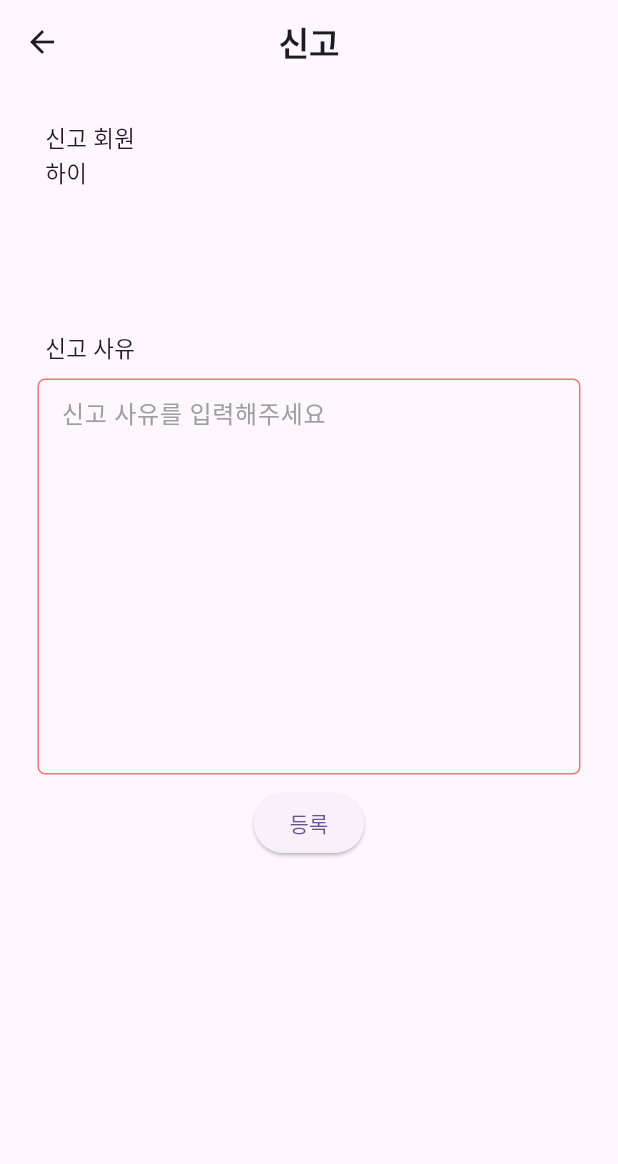
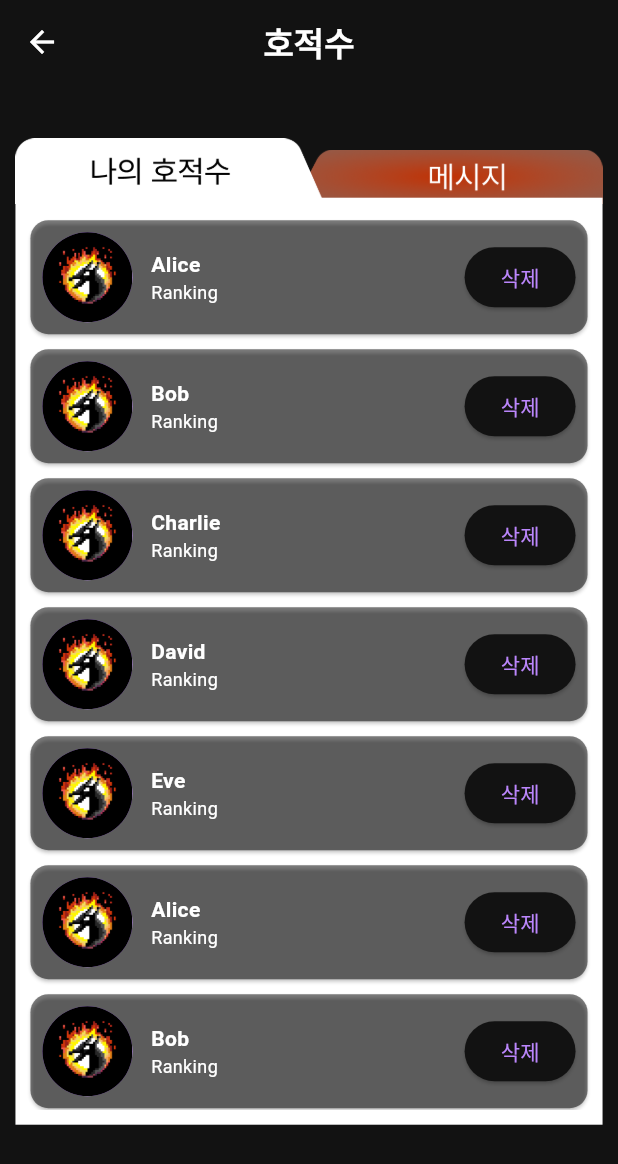
Before and after one commit to yaonggod/dragon-fire, a Flutter app: the FriendScreen screen opened directly, on a phone screen of 412 x 824 dp. Shown: the top 1164 px of the screen. Run offline on Flutter 3.47's test engine with Material 2 defaults, Android fonts, the phone set to English and light mode, and no system bars; our stand-ins replace flutter_dotenv, flutter_secure_storage, google_sign_in, lottie; missing offline and left inert: flutter_naver_login, stomp_dart_client; accounts and stored records are empty.

Commit message:
:sparkles: Feat: S09P31A209-375 친구 페이지 구현
- 친구 페이지 구현
- 버튼 아이콘 추가
- 배경 테마 변경

```diff
--- a/frontend/lib/main.dart
+++ b/frontend/lib/main.dart
@@ -17,7 +17,7 @@ class DragonG extends StatelessWidget {
     return MaterialApp(
       title: '드래곤 불',
       theme: ThemeData(
-        colorScheme: ColorScheme.fromSeed(seedColor: Colors.deepPurple),
+        colorScheme: ColorScheme.dark(),
         useMaterial3: true,
       ),
       home: const AccessScreen(),
--- a/frontend/lib/screens/friend_screen.dart
+++ b/frontend/lib/screens/friend_screen.dart
@@ -1,12 +1,8 @@
-import 'dart:convert';
-
 import 'package:flutter/material.dart';
-import 'package:frontend/screens/main_screen.dart';
-import 'package:frontend/screens/regist_screen.dart';
-import 'package:http/http.dart' as http;
 import 'package:google_sign_in/google_sign_in.dart';
 import 'package:flutter_secure_storage/flutter_secure_storage.dart';
 import 'package:flutter_naver_login/flutter_naver_login.dart';
+import 'package:http/http.dart' as http;
 import 'package:flutter_dotenv/flutter_dotenv.dart';
 
 class FriendScreen extends StatefulWidget {
@@ -17,8 +13,49 @@ class FriendScreen extends StatefulWidget {
 }
 
 class _FriendScreenState extends State<FriendScreen> {
-  String nickname = "하이";
-  TextEditingController detailController = TextEditingController();
+  bool friendSelected = true;
+  late ScrollController scrollController;
+  bool isMaxHeightReached = false;
+  List<String> friendList = [
+    'Alice',
+    'Bob',
+    'Charlie',
+    'David',
+    'Eve',
+    'Alice',
+    'Bob',
+    'Charlie',
+    'David',
+    'Eve',
+    'Alice',
+    'Bob',
+    'Charlie',
+    'David',
+    'Eve',
+    'Alice',
+    'Bob',
+    'Charlie',
+    'David',
+    'Eve',
+    'Alice',
+    'Bob',
+    'Charlie',
+    'David',
+    'Eve',
+    'Alice',
+    'Bob',
+    'Charlie',
+    'David',
+    'Eve',
+  ];
+
+  List<String> notificationList = [
+    'Alice',
+    'Bob',
+    'Charlie',
+    'David',
+    'Eve',
+  ];
 
   // 구글
   // 구글 로그인 여부
@@ -43,9 +80,29 @@ class _FriendScreenState extends State<FriendScreen> {
    */
   @override
   void initState() {
-    super.initState();
     // storage에 토큰을 확인하고 로그인 여부 불러오기
     _checkLoginStatus();
+    scrollController = ScrollController();
+    scrollController.addListener(() {
+      // maxheight에 도달했으면
+      if (scrollController.position.pixels >=
+          scrollController.position.maxScrollExtent) {
+        setState(() {
+          isMaxHeightReached = true;
+        });
+      } else {
+        setState(() {
+          isMaxHeightReached = false;
+        });
+      }
+    });
+    super.initState();
+  }
+
+  @override
+  void dispose() {
+    scrollController.dispose();
+    super.dispose();
   }
 
   // initState할때 토큰 존재 여부 확인해서 로그인 status 상태 저장하기
@@ -72,65 +129,6 @@ class _FriendScreenState extends State<FriendScreen> {
     print(_naverLoginStatus);
   }
 
-  Future<void> sendReport() async {
-    Map<String, String> tokens = await readToken();
-    final String nickname = detailController.text;
-    String otherId = "dcc39ca9-a96f-432c-b7da-41c8363a91b0";
-    if (tokens.isNotEmpty) {
-      Uri uri = Uri.parse("https://k9a209.p.ssafy.io/api/report/new");
-      final response = await http.post(uri,
-          headers: {
-            'Content-Type': 'application/json',
-            'Authorization': 'Bearer ${tokens["Authorization"]!}',
-            'refreshToken': 'Bearer ${tokens["refreshToken"]!}',
-          },
-          body: jsonEncode({"suspect": otherId, "reportDetail": "hello"}));
-
-      if (response.statusCode == 200) {
-        showDialog(
-          context: context,
-          builder: (BuildContext context) {
-            return AlertDialog(
-              title: Text('등록 성공'),
-              content: Text('신고가 접수되었습니다'),
-              actions: <Widget>[
-                TextButton(
-                  onPressed: () {
-                    Navigator.of(context).pop();
-                    Navigator.pushAndRemoveUntil(
-                        context,
-                        MaterialPageRoute(builder: (context) => const MainScreen()),
-                            (route) => false);
-                  },
-                  child: Text('확인'),
-                ),
-              ],
-            );
-          },
-        );
-      }
-      if (response.statusCode != 200) {
-        showDialog(
-          context: context,
-          builder: (BuildContext context) {
-            return AlertDialog(
-              title: Text('등록 실패'),
-              content: Text('다시 시도해주세요'),
-              actions: <Widget>[
-                TextButton(
-                  onPressed: () {
-                    Navigator.of(context).pop();
-                  },
-                  child: Text('확인'),
-                ),
-              ],
-            );
-          },
-        );
-      }
-    }
-  }
-
   Future<Map<String, String>> readToken() async {
     const storage = FlutterSecureStorage();
     Map<String, String> list = {};
@@ -147,109 +145,200 @@ class _FriendScreenState extends State<FriendScreen> {
     return list;
   }
 
+  Future<void> deleteFriend() async {
+    // final response = await http.get(Uri.parse('https://k9a209.p.ssafy.io/api/friend/disconnect'));
+    // if (response.statusCode == 200) {
+
+    // }
+  }
+
   @override
   Widget build(BuildContext context) {
     return Scaffold(
       appBar: AppBar(
-        title: const Text('신고',
+        title: const Text('호적수',
             style: TextStyle(
               fontWeight: FontWeight.bold,
             )),
         centerTitle: true,
       ),
-      body: SingleChildScrollView(
-        child: Padding(
-          padding: const EdgeInsets.all(25.0),
-          child: Column(
-            mainAxisAlignment: MainAxisAlignment.center,
+      body: Stack(
         children: [
-              const Padding(
-                padding: EdgeInsets.only(left: 5.0),
-                child: Align(
-                  alignment: Alignment.centerLeft,
-                  child: Text(
-                    '신고 회원',
-                    style: TextStyle(
-                      fontSize: 15.0,
+          if (friendSelected == true)
+            Positioned(
+              top: MediaQuery.of(context).size.height * 53 / 1000,
+              width: MediaQuery.of(context).size.width * 10 / 20,
+              right: MediaQuery.of(context).size.width * 1 / 40,
+              child: GestureDetector(
+                onTap: () {
+                  setState(() {
+                    friendSelected = false;
+                  });
+                },
+                child: Image.asset(
+                  'lib/assets/icons/friendState1_1.png',
                 ),
               ),
             ),
-              ),
-              Padding(
-                padding: EdgeInsets.only(left: 5.0),
-                child: Align(
-                  alignment: Alignment.centerLeft,
-                  child: Text(
-                    nickname,
-                    style: TextStyle(
-                      fontSize: 15.0,
+          if (friendSelected == true)
+            Positioned(
+              top: MediaQuery.of(context).size.height * 22 / 500,
+              width: MediaQuery.of(context).size.width * 10 / 20,
+              left: MediaQuery.of(context).size.width * 1 / 40,
+              child: GestureDetector(
+                onTap: () {
+                  setState(() {
+                    friendSelected = true;
+                  });
+                },
+                child: Image.asset(
+                  'lib/assets/icons/friendState1.png',
                 ),
               ),
             ),
-              ),
-              SizedBox(height: MediaQuery.of(context).size.height / 15),
-              SizedBox(height: MediaQuery.of(context).size.height / 20),
-              const Padding(
-                padding: EdgeInsets.only(left: 5.0),
-                child: Align(
-                  alignment: Alignment.centerLeft,
-                  child: Text(
-                    '신고 사유',
-                    style: TextStyle(
-                      fontSize: 15.0,
+          if (friendSelected == false)
+            Positioned(
+              top: MediaQuery.of(context).size.height * 53 / 1000,
+              width: MediaQuery.of(context).size.width * 10 / 20,
+              left: MediaQuery.of(context).size.width * 1 / 40,
+              child: GestureDetector(
+                onTap: () {
+                  setState(() {
+                    friendSelected = true;
+                  });
+                },
+                child: Image.asset(
+                  'lib/assets/icons/friendState2_1.png',
                 ),
               ),
             ),
-              ),
-              SizedBox(height: MediaQuery.of(context).size.height / 100),
-              Container(
-                child: TextField(
-                  controller: detailController,
-                  minLines: 10, // 최소 라인 수 설정
-                  maxLines: 10, // 최대 라인 수 설정
-                  decoration: InputDecoration(
-                    alignLabelWithHint: true,
-                    enabledBorder: OutlineInputBorder(
-                      borderRadius: BorderRadius.circular(5.0),
-                      borderSide: const BorderSide(
-                        color: Color(0xFFF6766E),
-                      ),
-                    ),
-                    focusedBorder: OutlineInputBorder(
-                      borderRadius: BorderRadius.circular(5.0),
-                      borderSide: BorderSide(
-                        color: Colors.grey.withOpacity(0.5),
-                      ),
-                    ),
-                    isDense: true,
-                    floatingLabelBehavior: FloatingLabelBehavior.never,
-                    contentPadding: const EdgeInsets.all(12),
-                    labelText: '신고 사유를 입력해주세요',
-                    labelStyle: const TextStyle(
-                      color: Colors.grey,
+          if (friendSelected == false)
+            Positioned(
+              top: MediaQuery.of(context).size.height * 22 / 500,
+              width: MediaQuery.of(context).size.width * 10 / 20,
+              right: MediaQuery.of(context).size.width * 1 / 40,
+              child: GestureDetector(
+                onTap: () {
+                  setState(() {
+                    friendSelected = false;
+                  });
+                },
+                child: Image.asset(
+                  'lib/assets/icons/friendState2.png',
                 ),
               ),
             ),
+          Positioned(
+            top: MediaQuery.of(context).size.height * 46 / 500,
+            width: MediaQuery.of(context).size.width * 38 / 40,
+            left: MediaQuery.of(context).size.width * 1 / 40,
+            child: SingleChildScrollView(
+              child: Column(
+                children: [
+                  if (friendSelected)
+                    Container(
+                      color: Colors.white,
+                      padding: EdgeInsets.only(top:10.0, bottom:10.0),
+                      height: MediaQuery.of(context).size.height * 0.75,
+                      width: MediaQuery.of(context).size.width,
+                      child: ListView.builder(
+                        itemCount: friendList.length,
+                        itemBuilder: (context, index) {
+                          return Card(
+                            color: Color.fromRGBO(0, 0, 0, 0.5),
+                            margin: EdgeInsets.symmetric(vertical: 5, horizontal: 10),
+                            child: Padding(
+                              padding: const EdgeInsets.all(8.0),
+                              child: Row(
+                                mainAxisAlignment: MainAxisAlignment.start,
+                                children: [
+                                  CircleAvatar(
+                                    backgroundImage: AssetImage("lib/assets/icons/appIcon.png"),
+                                    radius: 30,
                                   ),
-              SizedBox(height: MediaQuery.of(context).size.height / 100),
-              ElevatedButton(
+                                  SizedBox(width: MediaQuery.of(context).size.width * 0.03),
+                                  Column(
+                                    crossAxisAlignment: CrossAxisAlignment.start,
+                                    children: [
+                                      Text(
+                                        '${friendList[index]}',
+                                        style: TextStyle(fontWeight: FontWeight.bold),
+                                      ),
+                                      Text(
+                                        'Ranking',
+                                        style: TextStyle(fontSize: 12),
+                                      ),
+                                    ],
+                                  ),
+                                  Expanded(
+                                    child: Align(
+                                      alignment: Alignment.centerRight,
+                                      child: ElevatedButton(
                                         onPressed: () {
-                  // print(widget.code);
-                  if (detailController.text.isEmpty) {
-                    // 경고 메시지 표시 로직
-                    ScaffoldMessenger.of(context).showSnackBar(
-                      const SnackBar(content: Text("신고 사유는 필수사항입니다!")),
+                                          deleteFriend();
+                                        },
+                                        child: Text('삭제'),
+                                      ),
+                                    ),
+                                  ),
+                                ],
+                              ),
+                            ),
                           );
-                  } else {
-                    sendReport();
-                  }
                         },
-                child: const Text('등록'),
+                      ),
+                    )
+                  else
+                    Container(
+                      color: Colors.white,
+                      padding: EdgeInsets.only(top:10.0),
+                      height: MediaQuery.of(context).size.height * 0.75,
+                      width: MediaQuery.of(context).size.width,
+                      child: ListView.builder(
+                        itemCount: notificationList.length,
+                        itemBuilder: (context, index) {
+                          return Card(
+                            color: Color.fromRGBO(0, 0, 0, 0.5),
+                            margin: EdgeInsets.symmetric(vertical: 5, horizontal: 10),
+                            child: Padding(
+                              padding: const EdgeInsets.all(8.0),
+                              child: Row(
+                                mainAxisAlignment: MainAxisAlignment.start,
+                                children: [
+                                  SizedBox(width: MediaQuery.of(context).size.width * 0.03),
+                                  Column(
+                                    crossAxisAlignment: CrossAxisAlignment.start,
+                                    children: [
+                                      Text(
+                                        '${friendList[index]}가 친추했음',
+                                        style: TextStyle(fontWeight: FontWeight.bold),
+                                      ),
+                                    ],
+                                  ),
+                                  Expanded(
+                                    child: Align(
+                                      alignment: Alignment.centerRight,
+                                      child: ElevatedButton(
+                                        onPressed: () {
+                                          deleteFriend();
+                                        },
+                                        child: Text('삭제'),
+                                      ),
+                                    ),
+                                  ),
+                                ],
+                              ),
+                            ),
+                          );
+                        },
+                      ),
                     ),
                 ],
               ),
             ),
           ),
+        ],
+      ),
     );
   }
 }
```
Also changed, not shown: frontend/lib/screens/main_screen.dart (+14 -0 lines), frontend/lib/assets/icons/friendState1.png (added), frontend/lib/assets/icons/friendState1_1.png (added), frontend/lib/assets/icons/friendState2.png (added), frontend/lib/assets/icons/friendState2_1.png (added). Lines whose indentation alone changed are shown as unchanged.
